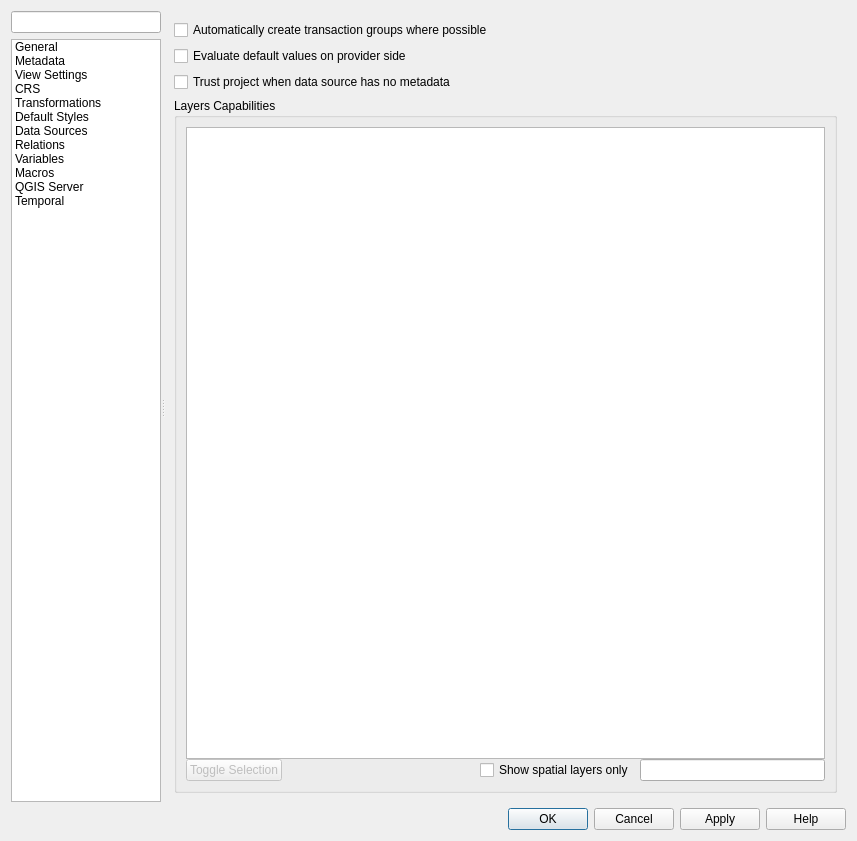
Qt form src/ui/qgsprojectpropertiesbase.ui (carsmie/QGIS) before a commit.
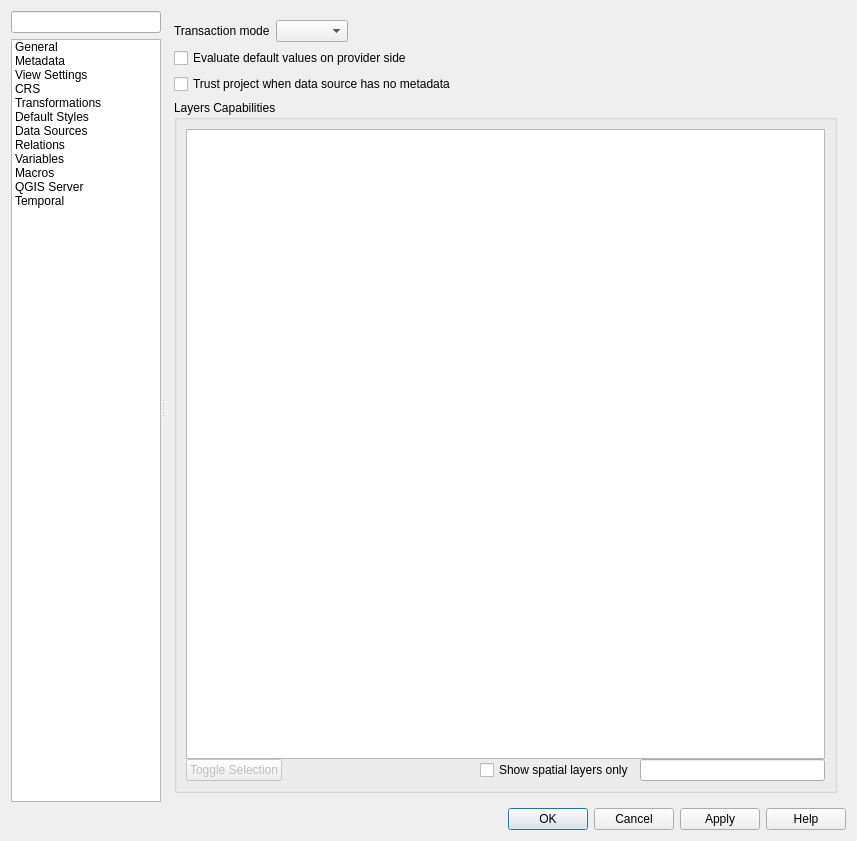
The same form after that commit. The open tabs and pages were chosen to show the change. Icons and pictures are not drawn. Custom widgets are drawn as their Qt base class.

Commit message: Transaction mode setting gui

Diff of the .ui file:
```diff
--- a/src/ui/qgsprojectpropertiesbase.ui
+++ b/src/ui/qgsprojectpropertiesbase.ui
@@ -1472,18 +1472,8 @@
           </layout>
          </widget>
          <widget class="QWidget" name="mTab_DataSources">
-          <layout class="QFormLayout" name="formLayout">
-           <item row="0" column="0" colspan="2">
-            <widget class="QCheckBox" name="mAutoTransaction">
-             <property name="toolTip">
-              <string>When enabled, layers from the same database connection will be put into a transaction group. Their edit state will be synchronized and changes to these layers will be sent to the provider immediately. Only supported for postgres, GPKG, spatialite and oracle.</string>
-             </property>
-             <property name="text">
-              <string>Automatically create transaction groups where possible</string>
-             </property>
-            </widget>
-           </item>
-           <item row="1" column="0" colspan="2">
+          <layout class="QGridLayout" name="gridLayout_2">
+           <item row="1" column="0" colspan="3">
             <widget class="QCheckBox" name="mEvaluateDefaultValues">
              <property name="toolTip">
               <string>When enabled, default values will be evaluated as early as possible. This will fill default values in the add feature form already and not only create them on commit. Only supported for postgres, GPKG, spatialite and oracle.</string>
@@ -1493,7 +1483,14 @@
              </property>
             </widget>
            </item>
-           <item row="3" column="0">
+           <item row="0" column="0">
+            <widget class="QLabel" name="label_37">
+             <property name="text">
+              <string>Transaction mode</string>
+             </property>
+            </widget>
+           </item>
+           <item row="2" column="0" colspan="3">
             <widget class="QCheckBox" name="mTrustProjectCheckBox">
              <property name="toolTip">
               <string>Speed up project loading by skipping data checks in PostgreSQL layers. Useful in QGIS server context or project with huge database views or materialized views.</string>
@@ -1503,7 +1500,10 @@
              </property>
             </widget>
            </item>
-           <item row="4" column="0" colspan="2">
+           <item row="0" column="1">
+            <widget class="QComboBox" name="mTransactionModeComboBox"/>
+           </item>
+           <item row="3" column="0" colspan="3">
             <widget class="QgsCollapsibleGroupBox" name="groupBox_5">
              <property name="sizePolicy">
               <sizepolicy hsizetype="Expanding" vsizetype="Expanding">
@@ -1570,6 +1570,19 @@
              </layout>
             </widget>
            </item>
+           <item row="0" column="2">
+            <spacer name="horizontalSpacer_9">
+             <property name="orientation">
+              <enum>Qt::Horizontal</enum>
+             </property>
+             <property name="sizeHint" stdset="0">
+              <size>
+               <width>40</width>
+               <height>20</height>
+              </size>
+             </property>
+            </spacer>
+           </item>
           </layout>
          </widget>
          <widget class="QWidget" name="mTabRelations">
```
Left out of the diff: 1 changed line with no effect on the pictures. The commit also changes 7 other files.
